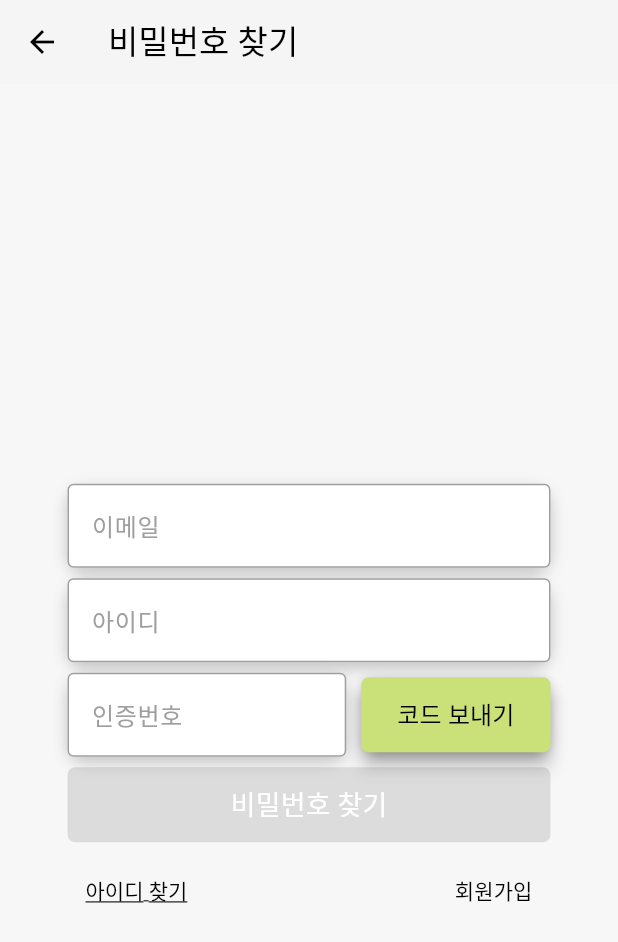
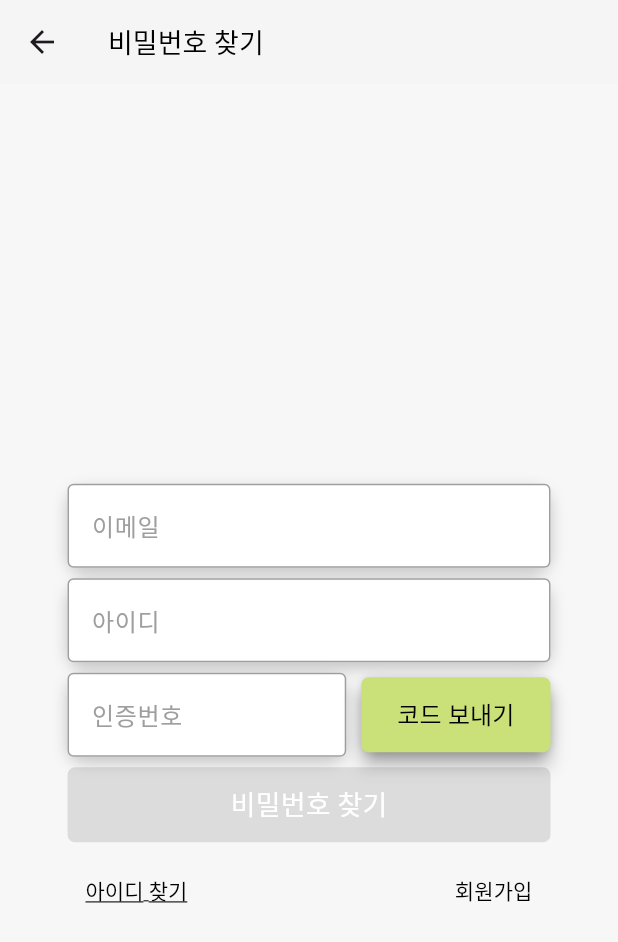
Before and after one commit to mean12345/cap2, a Flutter app: the FindPassword screen opened directly, on a phone screen of 412 x 824 dp. Shown: the top 942 px of the screen. Run offline on Flutter 3.47's test engine with Material 3 defaults, Android fonts, the phone set to English and light mode, and no system bars; our stand-ins replace flutter_dotenv, geocoding, geolocator, image_picker, permission_handler, sensors_plus and 2 more; missing offline and left inert: flutter_naver_map, kpostal.

Commit message:
Update find_password.dart

```diff
--- a/lib/login/find_password.dart
+++ b/lib/login/find_password.dart
@@ -204,14 +204,21 @@ class _FindPasswordState extends BaseLoginState<FindPassword> {
     return Scaffold(
       backgroundColor: AppColors.background,
       appBar: AppBar(
-        backgroundColor: Colors.grey[100],
         scrolledUnderElevation: 0,
-        surfaceTintColor: Colors.transparent,
-        title: Text('비밀번호 찾기', style: TextStyle(color: Colors.black)),
+        title: const Text(
+          '비밀번호 찾기',
+          style: TextStyle(
+            color: Colors.black,
+            fontSize: 18,
+            fontWeight: FontWeight.w500,
+          ),
+        ),
         leading: IconButton(
-          icon: Icon(Icons.arrow_back, color: Colors.black),
+          icon: const Icon(Icons.arrow_back),
           onPressed: () => Navigator.pop(context),
         ),
+        backgroundColor: Colors.grey[100],
+        elevation: 0,
       ),
       resizeToAvoidBottomInset: true,
       body: Stack(
```
